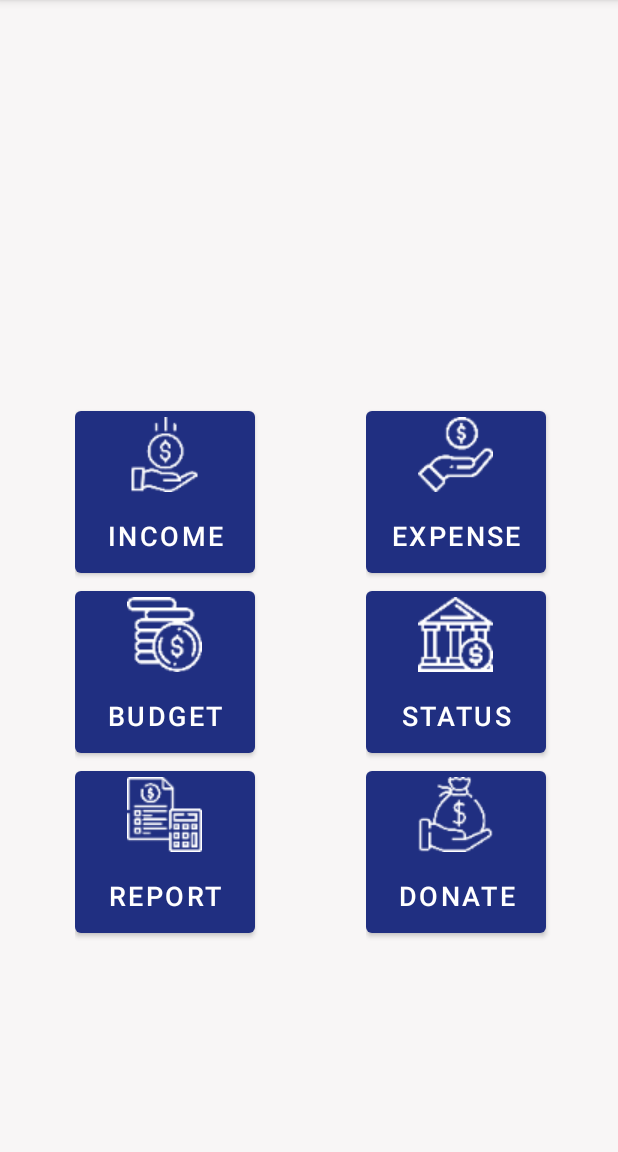
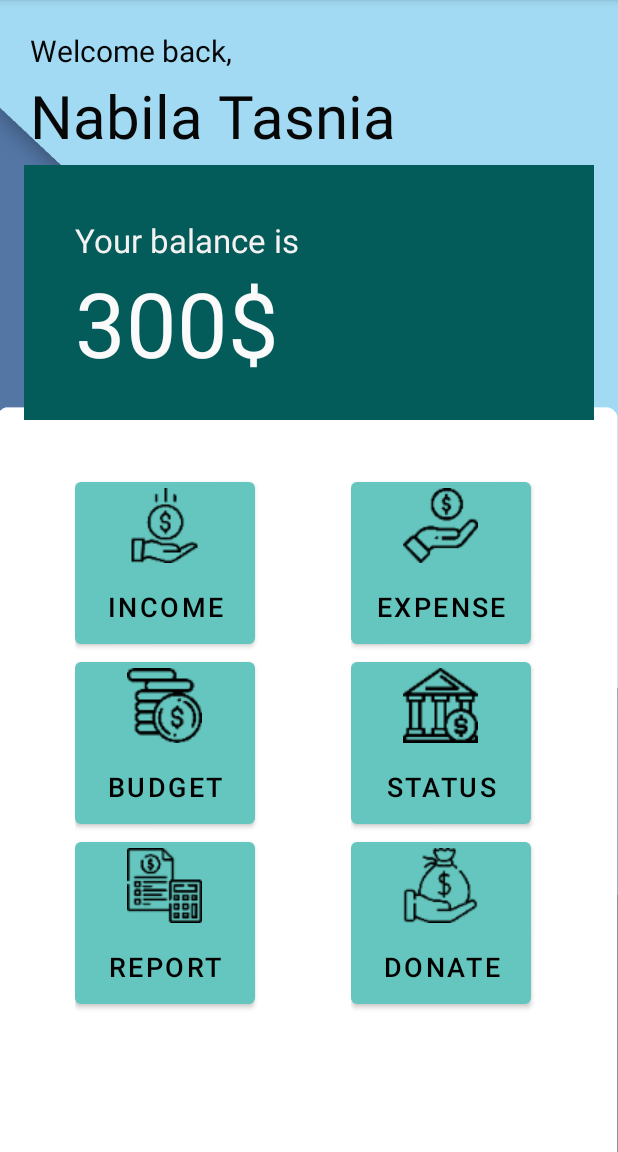
Before and after one commit to Nabilatasnia/NinjaMoneyFinal, an Android app: the screen it shows after launch (MainActivity), on a phone screen of 412 x 824 dp, the part 84-1236 px from its top. Run offline under Robolectric (Android 15) with nearby library versions, the phone set to English and light mode, and no system bars.

Commit message:
Menu done

```diff
--- a/app/src/main/res/layout/activity_main.xml
+++ b/app/src/main/res/layout/activity_main.xml
@@ -1,18 +1,82 @@
 <?xml version="1.0" encoding="utf-8"?>
+
 <RelativeLayout xmlns:android="http://schemas.android.com/apk/res/android"
     xmlns:app="http://schemas.android.com/apk/res-auto"
     xmlns:tools="http://schemas.android.com/tools"
     android:layout_width="match_parent"
     android:layout_height="match_parent"
-    android:background="#F8F6F6"
-    tools:context=".MainActivity">
+
+    tools:context=".MainActivity"
+    android:background="@drawable/menubg">
+
+    <TextView
+        android:id="@+id/text1"
+        android:layout_width="wrap_content"
+        android:layout_height="wrap_content"
+        android:height="50dp"
+        android:paddingTop="20dp"
+        android:paddingLeft="20dp"
+        android:text="Welcome back,"
+        android:textColor="#070707"
+        android:textSize="20dp"/>
+
+    <TextView
+        android:id="@+id/text2"
+        android:layout_width="wrap_content"
+        android:layout_height="wrap_content"
+        android:layout_below="@+id/text1"
+        android:height="50dp"
+        android:paddingLeft="20dp"
+        android:text="Nabila Tasnia"
+        android:textColor="#070707"
+        android:textSize="40dp" />
+
+    <LinearLayout
+
+        android:layout_height="170dp"
+        android:layout_width="380dp"
+        android:layout_centerInParent="true"
+        android:layout_marginTop="10dp"
+
+        android:background="@drawable/solidbg"
+        android:layout_below="@id/text2"/>
+
+    <TextView
+        android:id="@+id/text3"
+        android:layout_width="wrap_content"
+        android:layout_height="wrap_content"
+        android:layout_below="@+id/text2"
+
+        android:layout_marginTop="15dp"
+        android:paddingLeft="50dp"
+        android:paddingTop="30dp"
+        android:text="Your balance is"
+        android:textColor="#F4F1F1"
+        android:textSize="22dp" />
+
+    <TextView
+        android:id="@+id/text4"
+        android:layout_width="wrap_content"
+        android:layout_height="wrap_content"
+        android:layout_below="@+id/text3"
+        android:paddingLeft="50dp"
+        android:text="300$"
+        android:textColor="#FAFAFA"
+        android:textSize="60dp" />
+
+    />
+
+
+
 
 
     <LinearLayout
-        android:layout_width="200dp"
+        android:layout_width="210dp"
         android:layout_height="500dp"
         android:layout_alignParentBottom="true"
+        android:layout_below="@+id/text4"
         android:orientation="vertical"
+        android:paddingTop="60dp"
         android:paddingLeft="50dp">
 
         <Button
@@ -20,44 +84,49 @@
             android:layout_width="120dp"
             android:layout_height="120dp"
             android:drawableTop="@drawable/income"
-            android:drawableTint="@color/white"
+            android:drawableTint="@color/black"
 
             android:text="Income"
-            android:textSize="18dp"
+            android:textSize="18sp"
+            android:textColor="@color/black"
 
-            app:backgroundTint="#202F81" />
+            app:backgroundTint="#64C6BE" />
 
         <Button
             android:id="@+id/budget"
             android:layout_width="120dp"
             android:layout_height="120dp"
             android:drawableTop="@drawable/budget"
-            android:drawableTint="@color/white"
+            android:drawableTint="@color/black"
             android:text="Budget"
-            android:textSize="18dp"
-            app:backgroundTint="#202F81" />
+            android:textSize="18sp"
+            android:textColor="@color/black"
+            app:backgroundTint="#64C6BE" />
 
         <Button
             android:id="@+id/report"
             android:layout_width="120dp"
             android:layout_height="120dp"
             android:drawableTop="@drawable/report"
-            android:drawableTint="@color/white"
+            android:drawableTint="@color/black"
             android:text="Report"
-            android:textSize="18dp"
-            app:backgroundTint="#202F81" />
+            android:textSize="18sp"
+            android:textColor="@color/black"
+            app:backgroundTint="#64C6BE" />
 
 
     </LinearLayout>
 
     <LinearLayout
-        android:layout_width="200dp"
+        android:layout_width="210dp"
         android:layout_height="500dp"
         android:layout_alignParentRight="true"
         android:layout_alignParentBottom="true"
         android:layout_marginRight="-2dp"
         android:layout_marginBottom="0dp"
+        android:layout_below="@+id/text4"
         android:orientation="vertical"
+        android:paddingTop="60dp"
         android:paddingLeft="30dp">
 
         <Button
@@ -65,20 +134,22 @@
             android:layout_width="120dp"
             android:layout_height="120dp"
             android:drawableTop="@drawable/expense"
-            android:drawableTint="@color/white"
+            android:drawableTint="@color/black"
             android:text="Expense"
-            android:textSize="18dp"
-            app:backgroundTint="#202F81" />
+            android:textSize="18sp"
+            android:textColor="@color/black"
+            app:backgroundTint="#64C6BE" />
 
         <Button
             android:id="@+id/status"
             android:layout_width="120dp"
             android:layout_height="120dp"
             android:drawableTop="@drawable/moneystatus"
-            android:drawableTint="@color/white"
+            android:drawableTint="@color/black"
             android:text="Status"
-            android:textSize="18dp"
-            app:backgroundTint="#202F81" />
+            android:textColor="@color/black"
+            android:textSize="18sp"
+            app:backgroundTint="#64C6BE" />
 
 
         <Button
@@ -86,11 +157,12 @@
             android:layout_width="120dp"
             android:layout_height="120dp"
             android:drawableTop="@drawable/donate"
-            android:drawableTint="@color/white"
+            android:drawableTint="@color/black"
             android:text="Donate"
-            android:textSize="18dp"
+            android:textColor="@color/black"
+            android:textSize="18sp"
 
-            app:backgroundTint="#202F81" />
+            app:backgroundTint="#64C6BE" />
 
     </LinearLayout>
 
```
Also changed, not shown: app/src/main/res/drawable/menubg.png (added), app/src/main/res/drawable/solidbg.jpg (added).
